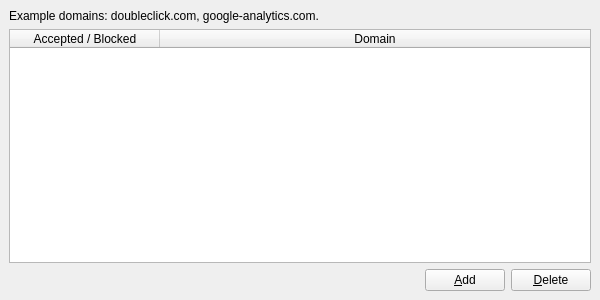
First picture: the form in 2.x/UI/dooble_accepted_or_blocked_domains.ui, repository textbrowser/dooble, before the edit.
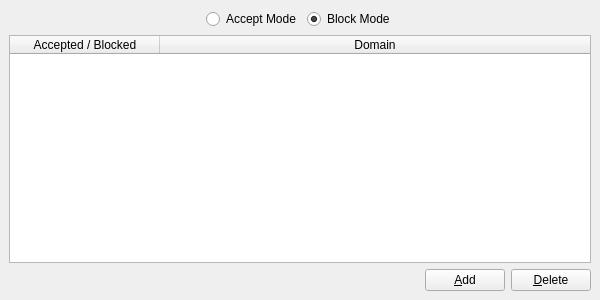
Second picture: the form after the edit. Icons and pictures are not drawn.

Commit message: New mode widgets.

What changed in the file:
```diff
--- a/2.x/UI/dooble_accepted_or_blocked_domains.ui
+++ b/2.x/UI/dooble_accepted_or_blocked_domains.ui
@@ -20,14 +20,51 @@
   <widget class="QWidget" name="centralwidget">
    <layout class="QVBoxLayout" name="verticalLayout">
     <item>
-     <widget class="QLabel" name="label">
-      <property name="text">
-       <string>Example domains: doubleclick.com, google-analytics.com.</string>
-      </property>
-      <property name="wordWrap">
-       <bool>true</bool>
-      </property>
-     </widget>
+     <layout class="QHBoxLayout" name="horizontalLayout_2">
+      <item>
+       <spacer name="horizontalSpacer_2">
+        <property name="orientation">
+         <enum>Qt::Horizontal</enum>
+        </property>
+        <property name="sizeHint" stdset="0">
+         <size>
+          <width>40</width>
+          <height>20</height>
+         </size>
+        </property>
+       </spacer>
+      </item>
+      <item>
+       <widget class="QRadioButton" name="accept_mode">
+        <property name="text">
+         <string>Accept Mode</string>
+        </property>
+       </widget>
+      </item>
+      <item>
+       <widget class="QRadioButton" name="block_mode">
+        <property name="text">
+         <string>Block Mode</string>
+        </property>
+        <property name="checked">
+         <bool>true</bool>
+        </property>
+       </widget>
+      </item>
+      <item>
+       <spacer name="horizontalSpacer_3">
+        <property name="orientation">
+         <enum>Qt::Horizontal</enum>
+        </property>
+        <property name="sizeHint" stdset="0">
+         <size>
+          <width>40</width>
+          <height>20</height>
+         </size>
+        </property>
+       </spacer>
+      </item>
+     </layout>
     </item>
     <item>
      <widget class="QTableWidget" name="table">
```
Left out of the diff: 7 changed lines with no effect on the pictures.
